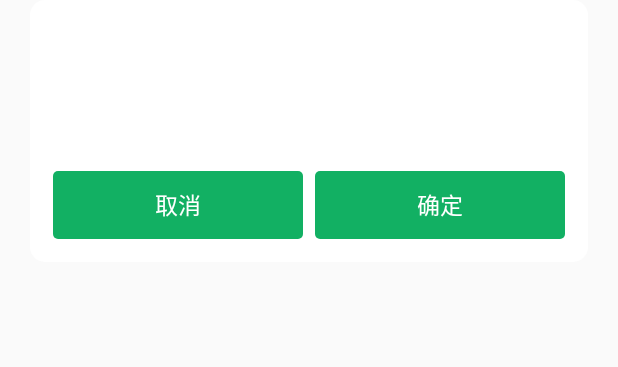
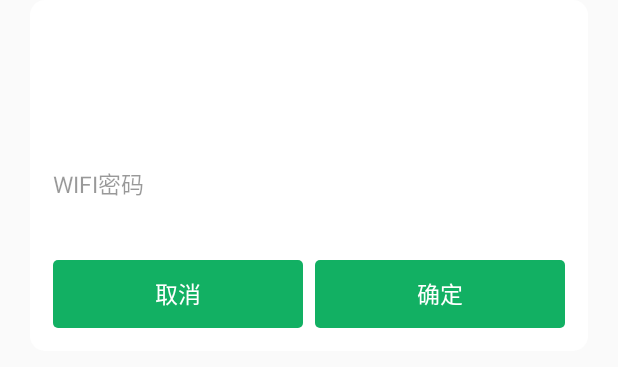
Before and after one commit to SK0115/SharePayWIFI, an Android app: the layout layout_dialog.xml on its own in the app's theme, with its tools: preview values and no code run, on a phone screen of 412 x 824 dp. Shown: the top 367 px of the screen. Run offline under Robolectric (Android 15) with nearby library versions, the phone set to English and light mode, and no system bars.

Commit message:
dialog增加输入框选项
Signed-off-by: SK0115 <292980315@qq.com>

```diff
--- a/app/src/main/java/com/sharepay/wifi/module/main/MainPresenter.java
+++ b/app/src/main/java/com/sharepay/wifi/module/main/MainPresenter.java
@@ -1,7 +1,6 @@
 package com.sharepay.wifi.module.main;
 
 import android.content.Context;
-import android.widget.Toast;
 
 import com.sharepay.wifi.R;
 import com.sharepay.wifi.base.BaseHttpObserver;
@@ -13,6 +12,7 @@ import com.sharepay.wifi.model.http.BaseHttpData;
 import com.sharepay.wifi.model.http.BaseHttpResult;
 import com.sharepay.wifi.model.http.ShareWifiHttpData;
 import com.sharepay.wifi.model.info.WIFIShareInfo;
+import com.sharepay.wifi.util.ToastUtils;
 
 import java.util.List;
 
@@ -52,7 +52,7 @@ public class MainPresenter implements MainContract.Presenter {
             @Override
             public void onError(Throwable e) {
                 LogHelper.errorLog(TAG + "requestUserSign onError! msg:" + e.getMessage());
-                Toast.makeText(mContext, mContext.getString(R.string.sign_fail), Toast.LENGTH_SHORT).show();
+                ToastUtils.showShort(R.string.sign_fail);
             }
         }), mMainRequestService, mobile);
     }
--- a/app/src/main/res/layout/layout_dialog.xml
+++ b/app/src/main/res/layout/layout_dialog.xml
@@ -1,5 +1,6 @@
 <?xml version="1.0" encoding="utf-8"?>
 <RelativeLayout xmlns:android="http://schemas.android.com/apk/res/android"
+    android:id="@+id/dialog_root_layout"
     android:layout_width="wrap_content"
     android:layout_height="wrap_content">
 
@@ -26,6 +27,18 @@
             android:layout_height="wrap_content"
             android:layout_marginTop="14dp" />
 
+        <EditText
+            android:id="@+id/et_dialog_edit"
+            android:layout_width="match_parent"
+            android:layout_height="45dp"
+            android:layout_marginTop="14dp"
+            android:background="@android:color/transparent"
+            android:hint="@string/wifi_password"
+            android:inputType="textPassword"
+            android:textColor="@color/black_40"
+            android:textColorHint="@color/black_40"
+            android:textSize="15sp" />
+
         <LinearLayout
             android:layout_width="match_parent"
             android:layout_height="wrap_content"
@@ -42,7 +55,7 @@
                 android:gravity="center"
                 android:text="@string/dialog_cancel"
                 android:textColor="@android:color/white"
-                android:textSize="15dp" />
+                android:textSize="15sp" />
 
             <TextView
                 android:id="@+id/tv_dialog_sure"
@@ -53,8 +66,7 @@
                 android:gravity="center"
                 android:text="@string/dialog_confirm"
                 android:textColor="@android:color/white"
-                android:textSize="15dp" />
+                android:textSize="15sp" />
         </LinearLayout>
     </LinearLayout>
-
 </RelativeLayout>
--- a/app/src/main/res/values/strings.xml
+++ b/app/src/main/res/values/strings.xml
@@ -46,7 +46,7 @@
     <string name="ip_address">IP地址</string>
     <string name="gateway">网关</string>
     <string name="default_address">0.0.0.0</string>
-    <string name="wifi_password">WiFi密码</string>
+    <string name="wifi_password">WIFI密码</string>
     <string name="please_input_password">请务必输入正确的WiFi密码，确保正常获得收益</string>
     <string name="share_income">共享收益</string>
     <string name="share">共享</string>
@@ -68,6 +68,7 @@
     <string name="wifi_switch_close">WIFI开关处于关闭状态</string>
     <string name="wifi_switch_need_open">是否需要开启WIFI开关？</string>
     <string name="wifi_need_pay">该WIFI需要付费连接</string>
+    <string name="wifi_need_pass">该WIFI需要密码连接</string>
     <string name="wifi_pay_integral">您确定消费%1$s个积分连接到该WIFI</string>
     <string name="dialog_confirm">确定</string>
     <string name="dialog_cancel">取消</string>
```
Also changed, not shown: app/src/main/java/com/sharepay/wifi/module/login/LoginFragment.java (+12 -12 lines), app/src/main/java/com/sharepay/wifi/module/main/MainFragment.java (+19 -8 lines), app/src/main/java/com/sharepay/wifi/module/personalCenter/PersonalCenterFragment.java (+14 -5 lines), app/src/main/java/com/sharepay/wifi/util/DialogUtils.java (+53 -11 lines).
